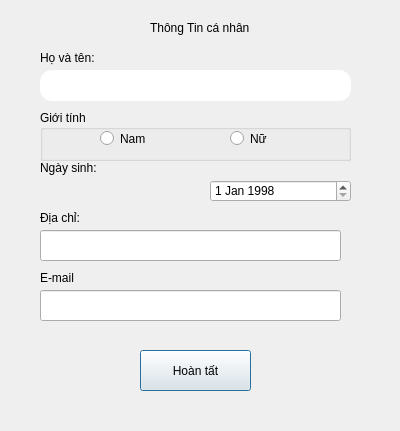
duydvu/Library, file PersonalInfo.ui: the form before one commit.
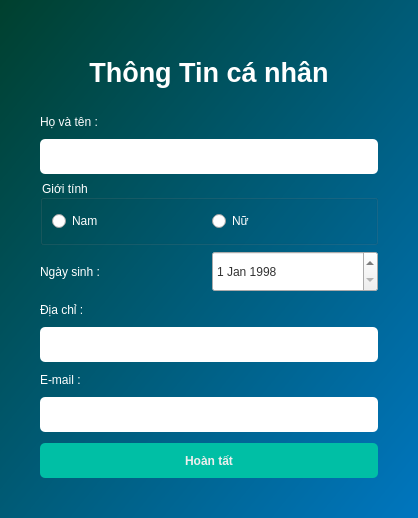
The form after the commit.

What changed in the file:
```diff
--- a/PersonalInfo.ui
+++ b/PersonalInfo.ui
@@ -6,55 +6,68 @@
    <rect>
     <x>0</x>
     <y>0</y>
-    <width>400</width>
-    <height>431</height>
+    <width>418</width>
+    <height>518</height>
    </rect>
   </property>
   <property name="windowTitle">
    <string>Dialog</string>
   </property>
+  <property name="styleSheet">
+   <string notr="true">background: qlineargradient(spread:reflect, x1:0, y1:0, x2:1, y2:1, stop:0 rgba(0, 64, 46, 255), stop:1 rgba(0, 118, 191, 255));
+font: 15pt &quot;Myriad Pro Cond&quot;;
+color: #fff;</string>
+  </property>
+  <layout class="QVBoxLayout" name="verticalLayout_4">
+   <property name="leftMargin">
+    <number>40</number>
+   </property>
+   <property name="topMargin">
+    <number>40</number>
+   </property>
+   <property name="rightMargin">
+    <number>40</number>
+   </property>
+   <property name="bottomMargin">
+    <number>40</number>
+   </property>
+   <item>
   <widget class="QLabel" name="PersonalInfo">
-   <property name="geometry">
-    <rect>
-     <x>150</x>
-     <y>20</y>
-     <width>141</width>
-     <height>16</height>
-    </rect>
+     <property name="styleSheet">
+      <string notr="true">font-size: 20pt;
+background: none;
+font-weight: bold;</string>
    </property>
    <property name="text">
     <string>Thông Tin cá nhân</string>
    </property>
-  </widget>
+     <property name="alignment">
+      <set>Qt::AlignCenter</set>
+     </property>
+    </widget>
+   </item>
+   <item>
+    <layout class="QVBoxLayout" name="verticalLayout_3">
+     <item>
   <widget class="QLabel" name="name_2">
-   <property name="geometry">
-    <rect>
-     <x>40</x>
-     <y>50</y>
-     <width>61</width>
-     <height>16</height>
-    </rect>
+       <property name="styleSheet">
+        <string notr="true">background: none;</string>
    </property>
    <property name="text">
-    <string>Họ và tên:</string>
-   </property>
-  </widget>
+        <string>Họ và tên :</string>
+       </property>
+      </widget>
+     </item>
+     <item>
   <widget class="QLineEdit" name="name">
-   <property name="geometry">
-    <rect>
-     <x>40</x>
-     <y>70</y>
-     <width>311</width>
-     <height>31</height>
-    </rect>
-   </property>
    <property name="styleSheet">
-    <string notr="true">border-width: 0px;
-border-radius: 12px;
-background-color: white;
-padding-left: 12px;
-font-size: 14px;
-font: 63 12pt &quot;Myriad Pro Light&quot;;</string>
+        <string notr="true">height: 35px;
+border: none;
+border-radius: 5px;
+padding-left: 10px;
+background: white;
+font: 15pt &quot;Myriad Pro Cond&quot;;
+color: #333;</string>
    </property>
    <property name="text">
     <string/>
@@ -66,96 +79,20 @@
     <string/>
    </property>
   </widget>
-  <widget class="QLabel" name="dateOfBirth_2">
-   <property name="geometry">
-    <rect>
-     <x>40</x>
-     <y>160</y>
-     <width>101</width>
-     <height>16</height>
-    </rect>
-   </property>
-   <property name="text">
-    <string>Ngày sinh:</string>
-   </property>
-  </widget>
-  <widget class="QDateEdit" name="dateOfBirth">
-   <property name="geometry">
-    <rect>
-     <x>210</x>
-     <y>180</y>
-     <width>141</width>
-     <height>22</height>
-    </rect>
-   </property>
-   <property name="date">
-    <date>
-     <year>1998</year>
-     <month>1</month>
-     <day>1</day>
-    </date>
-   </property>
-  </widget>
-  <widget class="QLabel" name="address_2">
-   <property name="geometry">
-    <rect>
-     <x>40</x>
-     <y>210</y>
-     <width>101</width>
-     <height>16</height>
-    </rect>
-   </property>
-   <property name="text">
-    <string>Địa chỉ:</string>
-   </property>
-  </widget>
-  <widget class="QLabel" name="email_2">
-   <property name="geometry">
-    <rect>
-     <x>40</x>
-     <y>270</y>
-     <width>101</width>
-     <height>16</height>
-    </rect>
-   </property>
-   <property name="text">
-    <string>E-mail</string>
-   </property>
-  </widget>
-  <widget class="QPushButton" name="Done">
-   <property name="geometry">
-    <rect>
-     <x>140</x>
-     <y>350</y>
-     <width>111</width>
-     <height>41</height>
-    </rect>
-   </property>
-   <property name="text">
-    <string>Hoàn tất</string>
-   </property>
-  </widget>
+     </item>
+    </layout>
+   </item>
+   <item>
   <widget class="QGroupBox" name="Sex">
-   <property name="geometry">
-    <rect>
-     <x>40</x>
-     <y>110</y>
-     <width>311</width>
-     <height>51</height>
-    </rect>
+     <property name="styleSheet">
+      <string notr="true">background: none;</string>
    </property>
    <property name="title">
     <string>Giới tính</string>
    </property>
+     <layout class="QHBoxLayout" name="horizontalLayout_2">
+      <item>
    <widget class="QRadioButton" name="male">
-    <property name="geometry">
-     <rect>
-      <x>60</x>
-      <y>20</y>
-      <width>82</width>
-      <height>17</height>
-     </rect>
-    </property>
     <property name="text">
      <string>Nam</string>
     </property>
@@ -169,15 +106,9 @@
      <bool>false</bool>
     </property>
    </widget>
+      </item>
+      <item>
    <widget class="QRadioButton" name="female">
-    <property name="geometry">
-     <rect>
-      <x>190</x>
-      <y>20</y>
-      <width>82</width>
-      <height>17</height>
-     </rect>
-    </property>
     <property name="text">
      <string>Nữ</string>
     </property>
@@ -185,27 +116,123 @@
      <bool>false</bool>
     </property>
    </widget>
-  </widget>
+      </item>
+     </layout>
+    </widget>
+   </item>
+   <item>
+    <layout class="QHBoxLayout" name="horizontalLayout">
+     <item>
+      <widget class="QLabel" name="dateOfBirth_2">
+       <property name="styleSheet">
+        <string notr="true">background: none;</string>
+       </property>
+       <property name="text">
+        <string>Ngày sinh :</string>
+       </property>
+      </widget>
+     </item>
+     <item>
+      <widget class="QDateEdit" name="dateOfBirth">
+       <property name="styleSheet">
+        <string notr="true">background: none;
+height: 35px;
+color: #333;</string>
+       </property>
+       <property name="date">
+        <date>
+         <year>1998</year>
+         <month>1</month>
+         <day>1</day>
+        </date>
+       </property>
+      </widget>
+     </item>
+    </layout>
+   </item>
+   <item>
+    <layout class="QVBoxLayout" name="verticalLayout">
+     <item>
+      <widget class="QLabel" name="address_2">
+       <property name="styleSheet">
+        <string notr="true">background: none;</string>
+       </property>
+       <property name="text">
+        <string>Địa chỉ :</string>
+       </property>
+      </widget>
+     </item>
+     <item>
   <widget class="QLineEdit" name="address">
-   <property name="geometry">
-    <rect>
-     <x>40</x>
-     <y>230</y>
-     <width>301</width>
-     <height>31</height>
-    </rect>
-   </property>
-  </widget>
+       <property name="styleSheet">
+        <string notr="true">height: 35px;
+border: none;
+border-radius: 5px;
+padding-left: 10px;
+background: white;
+font: 15pt &quot;Myriad Pro Cond&quot;;
+color: #333;</string>
+       </property>
+      </widget>
+     </item>
+    </layout>
+   </item>
+   <item>
+    <layout class="QVBoxLayout" name="verticalLayout_2">
+     <item>
+      <widget class="QLabel" name="email_2">
+       <property name="styleSheet">
+        <string notr="true">background: none;</string>
+       </property>
+       <property name="text">
+        <string>E-mail :</string>
+       </property>
+      </widget>
+     </item>
+     <item>
   <widget class="QLineEdit" name="email">
-   <property name="geometry">
-    <rect>
-     <x>40</x>
-     <y>290</y>
-     <width>301</width>
-     <height>31</height>
-    </rect>
-   </property>
-  </widget>
+       <property name="styleSheet">
+        <string notr="true">height: 35px;
+border: none;
+border-radius: 5px;
+padding-left: 10px;
+background: white;
+font: 15pt &quot;Myriad Pro Cond&quot;;
+color: #333;</string>
+       </property>
+      </widget>
+     </item>
+    </layout>
+   </item>
+   <item>
+    <widget class="QPushButton" name="Done">
+     <property name="cursor">
+      <cursorShape>PointingHandCursor</cursorShape>
+     </property>
+     <property name="styleSheet">
+      <string notr="true">QPushButton 
+{
+	margin-top: 5px;
+	height: 35px;
+	border-width: 0px;
+	border-radius: 5px;
+	font: 15pt &quot;Myriad Pro Cond&quot;;
+	background-color: #00BFA5;
+	color: #eee;
+	outline: none;
+	font-weight: bold;
+}
+QPushButton:hover 
+{
+	background-color: #1DE9B6;
+}</string>
+     </property>
+     <property name="text">
+      <string>Hoàn tất</string>
+     </property>
+    </widget>
+   </item>
+  </layout>
  </widget>
  <tabstops>
   <tabstop>name</tabstop>
```
Lines whose indentation alone changed are shown as unchanged.
